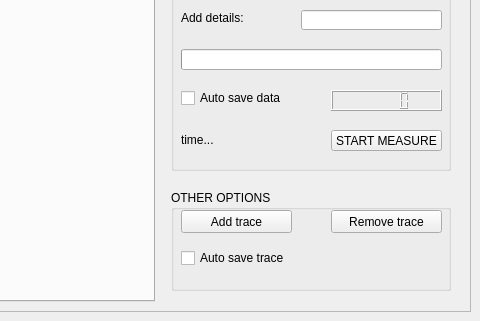
Qt form src/user_gui/user_gui.ui (joeldrc/lab-visa-gui) before a commit; both pictures show x 738 to 1218 and y 318 to 639 of the 1218 by 639 pixel window.
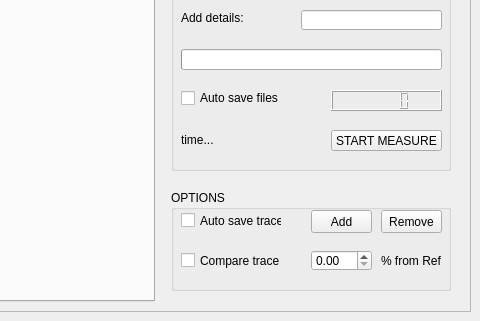
The same form after that commit. Icons and pictures are not drawn.

```diff
--- a/src/user_gui/user_gui.ui
+++ b/src/user_gui/user_gui.ui
@@ -58,15 +58,15 @@
            </size>
           </property>
           <property name="title">
-           <string>OTHER OPTIONS</string>
+           <string>OPTIONS</string>
           </property>
           <widget class="QCheckBox" name="saveReference">
            <property name="geometry">
             <rect>
              <x>10</x>
-             <y>60</y>
-             <width>111</width>
-             <height>16</height>
+             <y>20</y>
+             <width>101</width>
+             <height>21</height>
             </rect>
            </property>
            <property name="text">
@@ -76,27 +76,63 @@
           <widget class="QPushButton" name="addTrace">
            <property name="geometry">
             <rect>
-             <x>10</x>
+             <x>140</x>
              <y>20</y>
-             <width>111</width>
+             <width>61</width>
              <height>23</height>
             </rect>
            </property>
            <property name="text">
-            <string>Add trace</string>
+            <string>Add</string>
            </property>
           </widget>
           <widget class="QPushButton" name="removeTrace">
            <property name="geometry">
             <rect>
-             <x>160</x>
+             <x>210</x>
              <y>20</y>
-             <width>111</width>
+             <width>61</width>
              <height>23</height>
             </rect>
            </property>
            <property name="text">
-            <string>Remove trace</string>
+            <string>Remove</string>
+           </property>
+          </widget>
+          <widget class="QCheckBox" name="compareTrace">
+           <property name="geometry">
+            <rect>
+             <x>10</x>
+             <y>60</y>
+             <width>111</width>
+             <height>21</height>
+            </rect>
+           </property>
+           <property name="text">
+            <string>Compare trace</string>
+           </property>
+          </widget>
+          <widget class="QDoubleSpinBox" name="purcentageReference">
+           <property name="geometry">
+            <rect>
+             <x>140</x>
+             <y>60</y>
+             <width>61</width>
+             <height>21</height>
+            </rect>
+           </property>
+          </widget>
+          <widget class="QLabel" name="label_5">
+           <property name="geometry">
+            <rect>
+             <x>210</x>
+             <y>60</y>
+             <width>61</width>
+             <height>21</height>
+            </rect>
+           </property>
+           <property name="text">
+            <string>% from Ref</string>
            </property>
           </widget>
          </widget>
@@ -246,7 +282,7 @@
             </rect>
            </property>
            <property name="text">
-            <string>Auto save data</string>
+            <string>Auto save files</string>
            </property>
           </widget>
           <widget class="QLabel" name="timeLabel">
```
